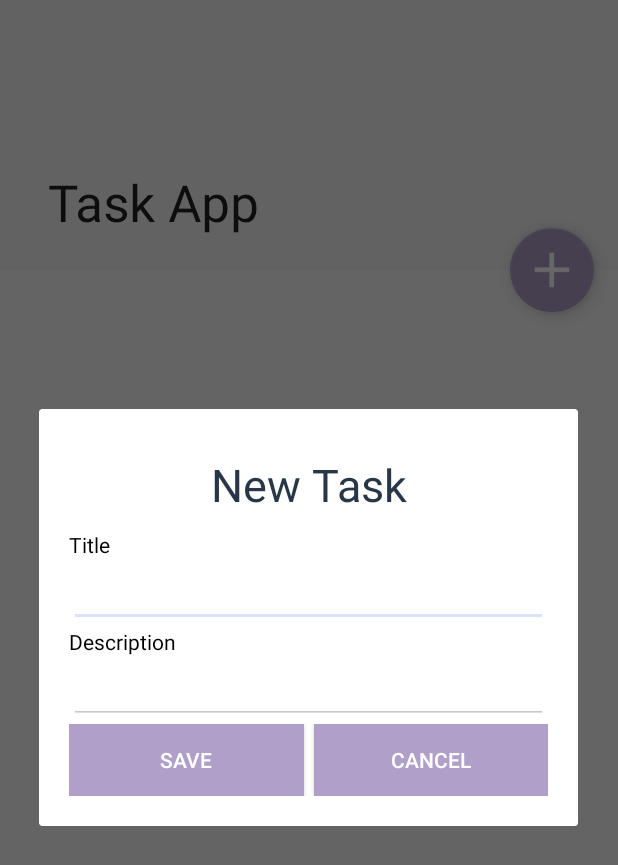
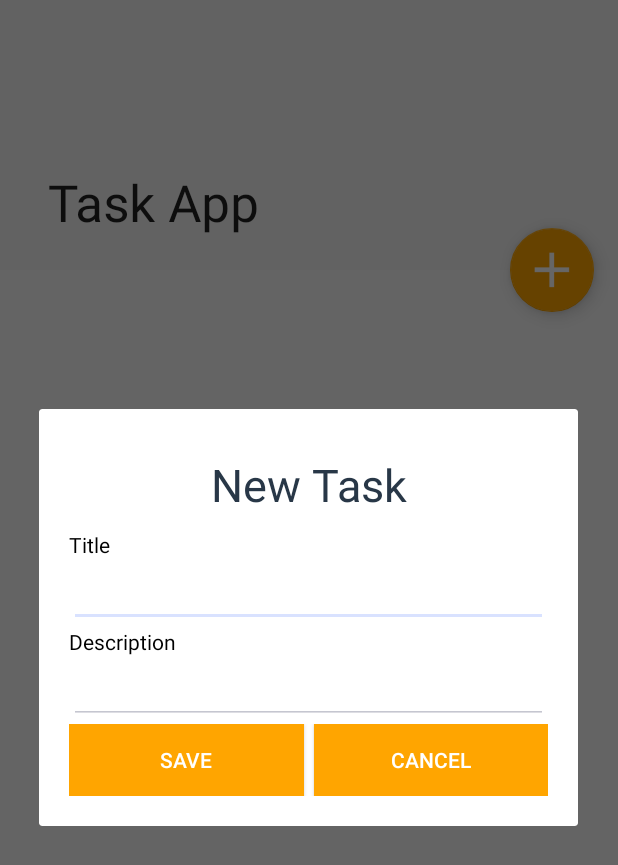
Before and after one commit to ravin00/Task_App, an Android app: the screen it shows after launch (ScrollingActivity), after a tap on an icon or button, on a phone screen of 412 x 824 dp. Shown: the top 865 px of the screen. Run offline under Robolectric (Android 15) with nearby library versions, the light colour scheme and no system bars; our stand-ins replace Room's generated code.

Commit message:
Changes made on the colors

```diff
--- a/app/src/main/res/layout/activity_scrolling.xml
+++ b/app/src/main/res/layout/activity_scrolling.xml
@@ -19,18 +19,18 @@
             android:layout_width="match_parent"
             android:layout_height="match_parent"
             android:fitsSystemWindows="true"
-            app:contentScrim="#AF9FC9"
+            app:backgroundTint="#4f6f8f"
+            app:contentScrim="#4f6f8f"
             app:layout_scrollFlags="scroll|exitUntilCollapsed"
-            app:toolbarId="@+id/toolbar"
-            app:backgroundTint="#AF9FC9">
+            app:toolbarId="@+id/toolbar">
 
             <androidx.appcompat.widget.Toolbar
                 android:id="@+id/toolbar"
                 android:layout_width="match_parent"
                 android:layout_height="?attr/actionBarSize"
+                app:backgroundTint="#AF9FC9"
                 app:layout_collapseMode="pin"
-                app:popupTheme="@style/AppTheme.PopupOverlay"
-                app:backgroundTint="#AF9FC9"/>
+                app:popupTheme="@style/AppTheme.PopupOverlay" />
 
         </com.google.android.material.appbar.CollapsingToolbarLayout>
     </com.google.android.material.appbar.AppBarLayout>
@@ -57,10 +57,9 @@
         android:layout_width="wrap_content"
         android:layout_height="wrap_content"
         android:layout_margin="@dimen/fab_margin"
-        app:backgroundTint="#AF9FC9"
+        app:backgroundTint="#FFA500"
         app:layout_anchor="@id/app_bar"
         app:layout_anchorGravity="bottom|end"
-        app:srcCompat="@drawable/ic_add"
-        />
+        app:srcCompat="@drawable/ic_add" />
 
 </androidx.coordinatorlayout.widget.CoordinatorLayout>
--- a/app/src/main/res/layout/add_todo.xml
+++ b/app/src/main/res/layout/add_todo.xml
@@ -57,7 +57,7 @@
             android:layout_marginEnd="3dp"
             android:layout_marginRight="3dp"
             android:layout_weight=".5"
-            android:background="#AF9FC9"
+            android:background="#FFA500"
             android:text="@string/add"
             android:textColor="@android:color/white" />
 
@@ -65,10 +65,10 @@
             android:id="@+id/btCancel"
             android:layout_width="match_parent"
             android:layout_height="wrap_content"
+            android:layout_marginStart="3dp"
             android:layout_marginLeft="3dp"
-            android:layout_marginStart="3dp"
             android:layout_weight=".5"
-            android:background="#AF9FC9"
+            android:background="#FFA500"
             android:text="@string/cancel"
             android:textColor="@android:color/white" />
     </LinearLayout>
--- a/app/src/main/res/layout/list_item.xml
+++ b/app/src/main/res/layout/list_item.xml
@@ -4,7 +4,7 @@
     android:layout_width="match_parent"
     android:layout_height="wrap_content"
     android:layout_margin="5dp"
-    android:background="#AF9FC9"
+    android:background="#FFA500"
     android:gravity="center"
     android:orientation="vertical"
     android:padding="10dp">
@@ -14,8 +14,8 @@
         android:layout_width="match_parent"
         android:layout_height="wrap_content"
         android:layout_alignParentTop="true"
+        android:layout_toStartOf="@+id/btnDelete"
         android:layout_toLeftOf="@+id/btnDelete"
-        android:layout_toStartOf="@+id/btnDelete"
         android:text="Govind"
         android:textColor="@color/white"
         android:textSize="18sp"
@@ -26,8 +26,8 @@
         android:layout_width="match_parent"
         android:layout_height="wrap_content"
         android:layout_below="@+id/tvTitle"
+        android:layout_toStartOf="@+id/btnDelete"
         android:layout_toLeftOf="@+id/btnDelete"
-        android:layout_toStartOf="@+id/btnDelete"
         android:maxLines="3"
         android:text="Siliguri, Darjeeling"
         android:textColor="@color/white"
@@ -39,8 +39,8 @@
         android:layout_width="match_parent"
         android:layout_height="wrap_content"
         android:layout_below="@+id/tvDesc"
+        android:layout_toStartOf="@+id/btnDelete"
         android:layout_toLeftOf="@+id/btnDelete"
-        android:layout_toStartOf="@+id/btnDelete"
         android:text="DateTime"
         android:textColor="@color/white"
         android:textSize="12sp"
@@ -54,7 +54,7 @@
         android:layout_alignParentRight="true"
         android:layout_centerVertical="true"
         android:background="@null"
+        android:src="@drawable/ic_delete"
         android:tint="@color/white"
-        android:src="@drawable/ic_delete"
         tools:ignore="UseAppTint" />
 </RelativeLayout>
```
